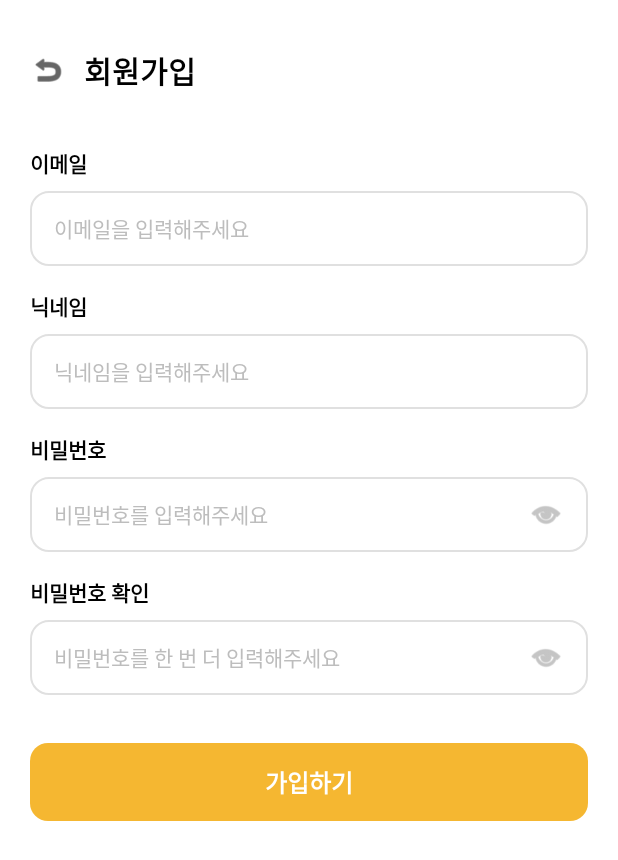
After one commit to lulu123456857/MP_Customer, an Android app: the layout activity_sign_up.xml on its own in the app's theme, with its tools: preview values and no code run, on a phone screen of 412 x 824 dp. The commit adds this screen. Shown: the top 860 px of the screen. Run offline under Robolectric (Android 15) with nearby library versions, the phone set to English and light mode, and no system bars.

Commit message:
회원가입 화면

```diff
--- a/app/src/main/java/com/example/mp_customer/LoginActivity.kt
+++ b/app/src/main/java/com/example/mp_customer/LoginActivity.kt
@@ -13,6 +13,7 @@ import androidx.appcompat.app.AppCompatActivity
 import androidx.appcompat.widget.AppCompatButton
 import androidx.core.view.ViewCompat
 import androidx.core.view.WindowInsetsCompat
+import androidx.core.content.edit
 
 class LoginActivity : AppCompatActivity() {
 
@@ -98,11 +99,10 @@ class LoginActivity : AppCompatActivity() {
             Toast.makeText(this, "비밀번호 찾기 화면 (준비 중)", Toast.LENGTH_SHORT).show()
         }
 
-        // 7. 회원가입 버튼
+        // 7. 회원가입 버튼 → 회원가입 화면으로 이동
         btnSignUp.setOnClickListener {
-            Toast.makeText(this, "회원가입 화면으로 이동 (준비 중)", Toast.LENGTH_SHORT).show()
-            // val intent = Intent(this, SignUpActivity::class.java)
-            // startActivity(intent)
+            val intent = Intent(this, SignUpActivity::class.java)
+            startActivity(intent)
         }
 
         // 8. 로그인 없이 둘러보기
--- /dev/null
+++ b/app/src/main/java/com/example/mp_customer/SignUpActivity.kt
@@ -0,0 +1,56 @@
+package com.example.mp_customer
+
+import android.os.Bundle
+import android.text.InputType
+import android.widget.EditText
+import android.widget.ImageView
+import androidx.appcompat.app.AppCompatActivity
+import androidx.appcompat.widget.AppCompatButton
+
+class SignUpActivity : AppCompatActivity() {
+
+    override fun onCreate(savedInstanceState: Bundle?) {
+        super.onCreate(savedInstanceState)
+        setContentView(R.layout.activity_sign_up)
+
+        val btnBack = findViewById<ImageView>(R.id.btnBack)
+        val etSignUpPassword = findViewById<EditText>(R.id.etSignUpPassword)
+        val etSignUpPasswordConfirm = findViewById<EditText>(R.id.etSignUpPasswordConfirm)
+        val btnToggleSignUpPassword = findViewById<ImageView>(R.id.btnToggleSignUpPassword)
+        val btnToggleSignUpPasswordConfirm = findViewById<ImageView>(R.id.btnToggleSignUpPasswordConfirm)
+        val btnSignUpSubmit = findViewById<AppCompatButton>(R.id.btnSignUpSubmit)
+
+        // 뒤로가기
+        btnBack.setOnClickListener {
+            finish()
+        }
+
+        // 비밀번호 / 비밀번호 확인 눈 버튼 설정
+        setupPasswordToggle(etSignUpPassword, btnToggleSignUpPassword)
+        setupPasswordToggle(etSignUpPasswordConfirm, btnToggleSignUpPasswordConfirm)
+
+        // 가입하기
+        btnSignUpSubmit.setOnClickListener {
+            // TODO: 회원가입 처리 (서버/Firebase 연동 등)
+        }
+    }
+
+    // 눈 아이콘을 누르면 비밀번호 표시/숨김 전환
+    private fun setupPasswordToggle(editText: EditText, toggle: ImageView) {
+        var isVisible = false
+        toggle.setOnClickListener {
+            isVisible = !isVisible
+            if (isVisible) {
+                editText.inputType =
+                    InputType.TYPE_CLASS_TEXT or InputType.TYPE_TEXT_VARIATION_VISIBLE_PASSWORD
+                toggle.setImageResource(android.R.drawable.ic_menu_close_clear_cancel)
+            } else {
+                editText.inputType =
+                    InputType.TYPE_CLASS_TEXT or InputType.TYPE_TEXT_VARIATION_PASSWORD
+                toggle.setImageResource(android.R.drawable.ic_menu_view)
+            }
+            // 커서를 맨 뒤로 이동
+            editText.setSelection(editText.text.length)
+        }
+    }
+}
--- /dev/null
+++ b/app/src/main/res/layout/activity_sign_up.xml
@@ -0,0 +1,182 @@
+<?xml version="1.0" encoding="utf-8"?>
+<ScrollView xmlns:android="http://schemas.android.com/apk/res/android"
+    xmlns:app="http://schemas.android.com/apk/res-auto"
+    android:layout_width="match_parent"
+    android:layout_height="match_parent"
+    android:background="#FFFFFF"
+    android:fillViewport="true">
+
+    <LinearLayout
+        android:layout_width="match_parent"
+        android:layout_height="wrap_content"
+        android:orientation="vertical"
+        android:padding="20dp">
+
+        <!-- 헤더 -->
+        <LinearLayout
+            android:layout_width="match_parent"
+            android:layout_height="wrap_content"
+            android:gravity="center_vertical"
+            android:orientation="horizontal"
+            android:paddingVertical="12dp">
+
+            <ImageView
+                android:id="@+id/btnBack"
+                android:layout_width="24dp"
+                android:layout_height="24dp"
+                android:src="@android:drawable/ic_menu_revert"
+                app:tint="#000000" />
+
+            <TextView
+                android:layout_width="wrap_content"
+                android:layout_height="wrap_content"
+                android:layout_marginStart="12dp"
+                android:text="회원가입"
+                android:textColor="#000000"
+                android:textSize="20sp"
+                android:textStyle="bold" />
+        </LinearLayout>
+
+        <!-- 이메일 -->
+        <TextView
+            android:layout_width="wrap_content"
+            android:layout_height="wrap_content"
+            android:layout_marginTop="24dp"
+            android:text="이메일"
+            android:textColor="#000000"
+            android:textSize="14sp"
+            android:textStyle="bold" />
+
+        <EditText
+            android:id="@+id/etSignUpEmail"
+            android:layout_width="match_parent"
+            android:layout_height="50dp"
+            android:layout_marginTop="8dp"
+            android:background="@drawable/bg_edit_text"
+            android:hint="이메일을 입력해주세요"
+            android:inputType="textEmailAddress"
+            android:paddingHorizontal="16dp"
+            android:textColor="#000000"
+            android:textColorHint="#BDBDBD"
+            android:textSize="14sp" />
+
+        <!-- 닉네임 -->
+        <TextView
+            android:layout_width="wrap_content"
+            android:layout_height="wrap_content"
+            android:layout_marginTop="16dp"
+            android:text="닉네임"
+            android:textColor="#000000"
+            android:textSize="14sp"
+            android:textStyle="bold" />
+
+        <EditText
+            android:id="@+id/etNickname"
+            android:layout_width="match_parent"
+            android:layout_height="50dp"
+            android:layout_marginTop="8dp"
+            android:background="@drawable/bg_edit_text"
+            android:hint="닉네임을 입력해주세요"
+            android:inputType="text"
+            android:paddingHorizontal="16dp"
+            android:textColor="#000000"
+            android:textColorHint="#BDBDBD"
+            android:textSize="14sp" />
+
+        <!-- 비밀번호 -->
+        <TextView
+            android:layout_width="wrap_content"
+            android:layout_height="wrap_content"
+            android:layout_marginTop="16dp"
+            android:text="비밀번호"
+            android:textColor="#000000"
+            android:textSize="14sp"
+            android:textStyle="bold" />
+
+        <RelativeLayout
+            android:layout_width="match_parent"
+            android:layout_height="50dp"
+            android:layout_marginTop="8dp"
+            android:background="@drawable/bg_edit_text">
+
+            <EditText
+                android:id="@+id/etSignUpPassword"
+                android:layout_width="match_parent"
+                android:layout_height="match_parent"
+                android:layout_toStartOf="@id/btnToggleSignUpPassword"
+                android:background="@null"
+                android:hint="비밀번호를 입력해주세요"
+                android:inputType="textPassword"
+                android:paddingHorizontal="16dp"
+                android:textColor="#000000"
+                android:textColorHint="#BDBDBD"
+                android:textSize="14sp" />
+
+            <ImageView
+                android:id="@+id/btnToggleSignUpPassword"
+                android:layout_width="24dp"
+                android:layout_height="24dp"
+                android:layout_alignParentEnd="true"
+                android:layout_centerVertical="true"
+                android:layout_marginEnd="16dp"
+                android:src="@android:drawable/ic_menu_view"
+                app:tint="#9E9E9E" />
+        </RelativeLayout>
+
+        <!-- 비밀번호 확인 -->
+        <TextView
+            android:layout_width="wrap_content"
+            android:layout_height="wrap_content"
+            android:layout_marginTop="16dp"
+            android:text="비밀번호 확인"
+            android:textColor="#000000"
+            android:textSize="14sp"
+            android:textStyle="bold" />
+
+        <RelativeLayout
+            android:layout_width="match_parent"
+            android:layout_height="50dp"
+            android:layout_marginTop="8dp"
+            android:background="@drawable/bg_edit_text">
+
+            <EditText
+                android:id="@+id/etSignUpPasswordConfirm"
+                android:layout_width="match_parent"
+                android:layout_height="match_parent"
+                android:layout_toStartOf="@id/btnToggleSignUpPasswordConfirm"
+                android:background="@null"
+                android:hint="비밀번호를 한 번 더 입력해주세요"
+                android:inputType="textPassword"
+                android:paddingHorizontal="16dp"
+                android:textColor="#000000"
+                android:textColorHint="#BDBDBD"
+                android:textSize="14sp" />
+
+            <ImageView
+                android:id="@+id/btnToggleSignUpPasswordConfirm"
+                android:layout_width="24dp"
+                android:layout_height="24dp"
+                android:layout_alignParentEnd="true"
+                android:layout_centerVertical="true"
+                android:layout_marginEnd="16dp"
+                android:src="@android:drawable/ic_menu_view"
+                app:tint="#9E9E9E" />
+        </RelativeLayout>
+
+        <!-- 가입 버튼 -->
+        <androidx.appcompat.widget.AppCompatButton
+            android:id="@+id/btnSignUpSubmit"
+            android:layout_width="match_parent"
+            android:layout_height="52dp"
+            android:layout_marginTop="32dp"
+            android:layout_marginBottom="20dp"
+            android:background="@drawable/bg_button_yellow"
+            android:elevation="0dp"
+            android:stateListAnimator="@null"
+            android:text="가입하기"
+            android:textColor="#FFFFFF"
+            android:textSize="16sp"
+            android:textStyle="bold" />
+
+    </LinearLayout>
+</ScrollView>
```
